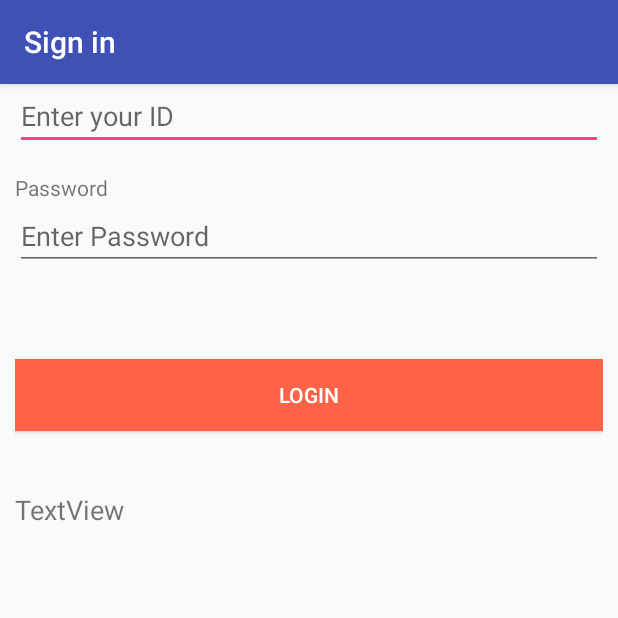
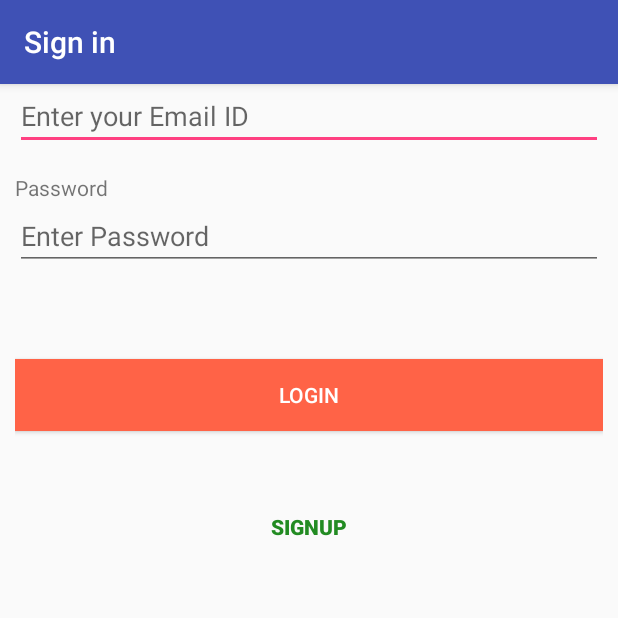
Before and after one commit to matlinder/Sensors, an Android app: the screen it shows after launch (LoginActivity), on a phone screen of 412 x 824 dp, the top half of it. Run offline under Robolectric (Android 15) with nearby library versions, the phone set to English and light mode, and no system bars; libraries missing offline, so code that uses them is left out: com.loopj.android.

Commit message:
Revert "login success"
This reverts commit 159b1699e8b015ecfc3d7416509169d26a845aec.

```diff
--- a/SensorLogin/app/src/main/AndroidManifest.xml
+++ b/SensorLogin/app/src/main/AndroidManifest.xml
@@ -7,6 +7,7 @@
     <uses-permission android:name="android.permission.READ_PROFILE" />
     <uses-permission android:name="android.permission.READ_CONTACTS" />
     <uses-permission android:name="android.permission.INTERNET" />
+
 
     <application
         android:allowBackup="true"
@@ -23,13 +24,12 @@
             android:name=".LoginActivity"
             android:label="@string/title_activity_login"
             android:theme="@style/AppTheme.NoActionBar">
-            <intent-filter>
+            <intent-filter >
                 <action android:name="android.intent.action.MAIN" />
-
                 <category android:name="android.intent.category.LAUNCHER" />
             </intent-filter>
+
         </activity>
-        <activity android:name=".test"></activity>
     </application>
 
 </manifest>
--- a/SensorLogin/app/src/main/java/com/mathew/sensorlogin/LoginActivity.java
+++ b/SensorLogin/app/src/main/java/com/mathew/sensorlogin/LoginActivity.java
@@ -102,15 +102,17 @@ public class LoginActivity extends AppCompatActivity {
                 try {
                     // JSON Object
                     JSONObject obj = new JSONObject(response);
-                    //grab the result and pass to a string
-                    String authToken = obj.getString("Result");
-                    //testing purposes, view the authorization token
-                    TextView textDisplay = (TextView)findViewById(R.id.textDisplay);
-                    textDisplay.setText(authToken);
-
-                    // call the logon method
-                    validateLogon(authToken);
-
+                    Toast.makeText(getApplicationContext(), response, Toast.LENGTH_LONG).show();
+                    // When the JSON response has status boolean value assigned with true
+                    //obj.get()
+//                        Toast.makeText(getApplicationContext(), "auth token " + obj.getString("xsd"), Toast.LENGTH_LONG).show();
+//                        // Navigate to Home screen
+//                        navigatetoHomeActivity();
+                                        // Else display error message
+//                    else {
+//                        errorMsg.setText(obj.getString("error_msg"));
+//                        Toast.makeText(getApplicationContext(), obj.getString("error_msg"), Toast.LENGTH_LONG).show();
+//                    }
                 } catch (JSONException e) {
                     // TODO Auto-generated catch block
                     Toast.makeText(getApplicationContext(), "Error Occured [Server's JSON response might be invalid]!", Toast.LENGTH_LONG).show();
@@ -148,46 +150,4 @@ public class LoginActivity extends AppCompatActivity {
         //homeIntent.addFlags(Intent.FLAG_ACTIVITY_CLEAR_TOP);
         startActivity(homeIntent);
     }
-
-    /**
-     * Method to validate logon
-     * @param authToken the authorize token from monnit
-     */
-    public void validateLogon(String authToken)
-    {
-        prgDialog.show();
-        // Make RESTful webservice call using AsyncHttpClient object
-        AsyncHttpClient client = new AsyncHttpClient();
-        client.get("https://www.imonnit.com/json/Logon/" + authToken, new AsyncHttpResponseHandler() {
-            // When the response returned by REST has Http response code '200'
-            @Override
-            public void onSuccess(String response) {
-                // Hide Progress Dialog
-                prgDialog.hide();
-
-                navigatetoHomeActivity();
-            }
-
-            // When the response returned by REST has Http response code other than '200'
-            @Override
-            public void onFailure(int statusCode, Throwable error,
-                                  String content) {
-                // Hide Progress Dialog
-                prgDialog.hide();
-                // When Http response code is '404'
-                if (statusCode == 404) {
-                    Toast.makeText(getApplicationContext(), "Requested resource not found", Toast.LENGTH_LONG).show();
-                }
-                // When Http response code is '500'
-                else if (statusCode == 500) {
-                    Toast.makeText(getApplicationContext(), "Something went wrong at server end", Toast.LENGTH_LONG).show();
-                }
-                // When Http response code other than 404, 500
-                else {
-                    Toast.makeText(getApplicationContext(), "Unexpected Error occcured! [Most common Error: Device might not be connected to Internet or remote server is not up and running]", Toast.LENGTH_LONG).show();
-                }
-            }
-        });
-
-    }
 }
--- a/SensorLogin/app/src/main/res/layout/content_login.xml
+++ b/SensorLogin/app/src/main/res/layout/content_login.xml
@@ -1,11 +1,13 @@
 <?xml version="1.0" encoding="utf-8"?>
+<ScrollView xmlns:android="http://schemas.android.com/apk/res/android"
+    android:layout_width="fill_parent"
+    android:layout_height="fill_parent" >
 
-
-    <LinearLayout xmlns:android="http://schemas.android.com/apk/res/android"
+    <LinearLayout
         android:layout_width="fill_parent"
-        android:layout_height="fill_parent"
+        android:layout_height="wrap_content"
         android:orientation="vertical"
-        android:padding="10dip">
+        android:padding="10dip" >
 
         <TextView
             android:layout_width="fill_parent"
@@ -19,7 +21,7 @@
             android:id="@+id/loginEmail"
             android:layout_width="fill_parent"
             android:layout_height="wrap_content"
-        android:hint="Enter your ID"
+            android:hint="Enter your Email ID"
             android:inputType="textEmailAddress" />
 
         <TextView
@@ -47,17 +49,22 @@
             android:id="@+id/btnLogin"
             android:layout_width="fill_parent"
             android:layout_height="wrap_content"
-        android:layout_marginBottom="40dip"
             android:layout_marginTop="20dip"
             android:background="#ff6347"
             android:onClick="loginUser"
             android:text="Login"
             android:textColor="#fff" />
 
-    <TextView
-        android:id="@+id/textDisplay"
-        android:layout_width="match_parent"
-        android:layout_height="109dp"
-        android:text="TextView"
-        android:textSize="18sp" />
+        <Button
+            android:id="@+id/btnLinkToRegisterScreen"
+            android:layout_width="fill_parent"
+            android:layout_height="wrap_content"
+            android:layout_marginTop="40dip"
+            android:background="@null"
+            android:onClick="navigatetoRegisterActivity"
+            android:text="Signup"
+            android:textColor="#228b22"
+            android:textStyle="bold" />
     </LinearLayout>
+
+</ScrollView>
```
Also changed, not shown: SensorLogin/app/src/main/res/layout/content_home.xml (+2 -10 lines). Lines whose indentation alone changed are shown as unchanged.
